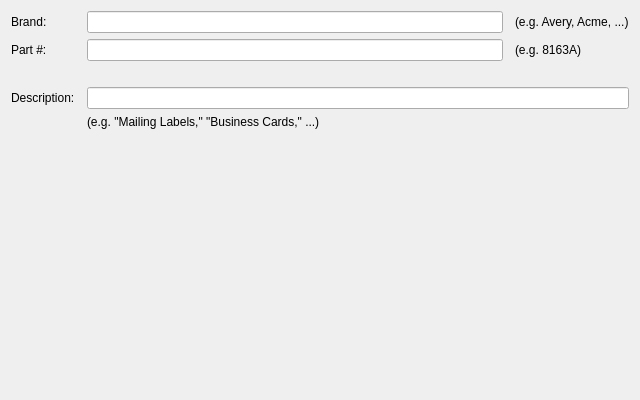
Old version of the form glabels/ui/TemplateDesignerNamePage.ui in the repository jimevins/glabels-qt.
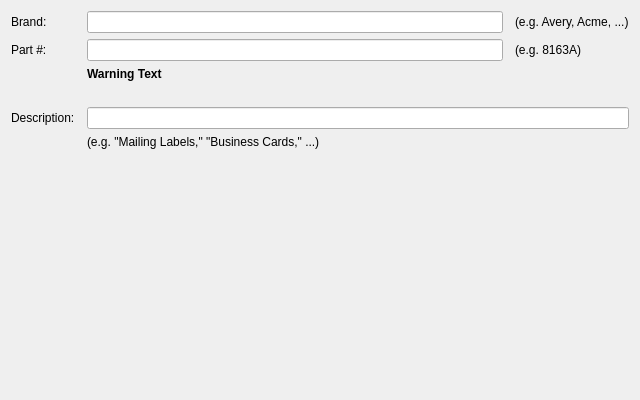
New version of the form.

Commit message: Added warning about duplicate templates.

```diff
--- a/glabels/ui/TemplateDesignerNamePage.ui
+++ b/glabels/ui/TemplateDesignerNamePage.ui
@@ -29,11 +29,41 @@
    <property name="verticalSpacing">
     <number>6</number>
    </property>
-   <item row="0" column="0">
+   <item row="2" column="0">
+    <spacer name="verticalSpacer">
+     <property name="orientation">
+      <enum>Qt::Vertical</enum>
+     </property>
+     <property name="sizeHint" stdset="0">
+      <size>
+       <width>20</width>
+       <height>123</height>
+      </size>
+     </property>
+    </spacer>
+   </item>
+   <item row="1" column="0">
     <layout class="QGridLayout" name="gridLayout">
      <property name="horizontalSpacing">
       <number>12</number>
      </property>
+     <item row="2" column="0">
+      <widget class="QLabel" name="label_8">
+       <property name="text">
+        <string/>
+       </property>
+      </widget>
+     </item>
+     <item row="0" column="1">
+      <widget class="QLineEdit" name="brandEntry"/>
+     </item>
+     <item row="5" column="1" colspan="2">
+      <widget class="QLabel" name="label_7">
+       <property name="text">
+        <string>(e.g. &quot;Mailing Labels,&quot; &quot;Business Cards,&quot; ...)</string>
+       </property>
+      </widget>
+     </item>
      <item row="0" column="0">
       <widget class="QLabel" name="label_2">
        <property name="text">
@@ -41,16 +71,6 @@
        </property>
       </widget>
      </item>
-     <item row="0" column="1">
-      <widget class="QLineEdit" name="brandEntry"/>
-     </item>
-     <item row="0" column="2">
-      <widget class="QLabel" name="label_3">
-       <property name="text">
-        <string>(e.g. Avery, Acme, ...)</string>
-       </property>
-      </widget>
-     </item>
      <item row="1" column="0">
       <widget class="QLabel" name="label_4">
        <property name="text">
@@ -58,6 +78,26 @@
        </property>
       </widget>
      </item>
+     <item row="2" column="1" colspan="2">
+      <widget class="QLabel" name="warningLabel">
+       <property name="text">
+        <string notr="true">&lt;b&gt;Warning Text&lt;/b&gt;</string>
+       </property>
+       <property name="textFormat">
+        <enum>Qt::RichText</enum>
+       </property>
+       <property name="alignment">
+        <set>Qt::AlignLeading|Qt::AlignLeft|Qt::AlignVCenter</set>
+       </property>
+      </widget>
+     </item>
+     <item row="4" column="0">
+      <widget class="QLabel" name="label_6">
+       <property name="text">
+        <string>Description:</string>
+       </property>
+      </widget>
+     </item>
      <item row="1" column="1">
       <widget class="QLineEdit" name="partEntry"/>
      </item>
@@ -68,45 +108,25 @@
        </property>
       </widget>
      </item>
-     <item row="2" column="0">
-      <widget class="QLabel" name="label_8">
-       <property name="text">
-        <string/>
-       </property>
-      </widget>
-     </item>
-     <item row="3" column="0">
-      <widget class="QLabel" name="label_6">
-       <property name="text">
-        <string>Description:</string>
-       </property>
-      </widget>
-     </item>
      <item row="4" column="1" colspan="2">
-      <widget class="QLabel" name="label_7">
-       <property name="text">
-        <string>(e.g. &quot;Mailing Labels,&quot; &quot;Business Cards,&quot; ...)</string>
-       </property>
-      </widget>
-     </item>
-     <item row="3" column="1" colspan="2">
       <widget class="QLineEdit" name="descriptionEntry"/>
      </item>
+     <item row="0" column="2">
+      <widget class="QLabel" name="label_3">
+       <property name="text">
+        <string>(e.g. Avery, Acme, ...)</string>
+       </property>
+      </widget>
+     </item>
+     <item row="3" column="1">
+      <widget class="QLabel" name="label">
+       <property name="text">
+        <string/>
+       </property>
+      </widget>
+     </item>
     </layout>
    </item>
-   <item row="1" column="0">
-    <spacer name="verticalSpacer">
-     <property name="orientation">
-      <enum>Qt::Vertical</enum>
-     </property>
-     <property name="sizeHint" stdset="0">
-      <size>
-       <width>20</width>
-       <height>123</height>
-      </size>
-     </property>
-    </spacer>
-   </item>
   </layout>
  </widget>
  <resources/>
```
The commit also changes 2 other files.
